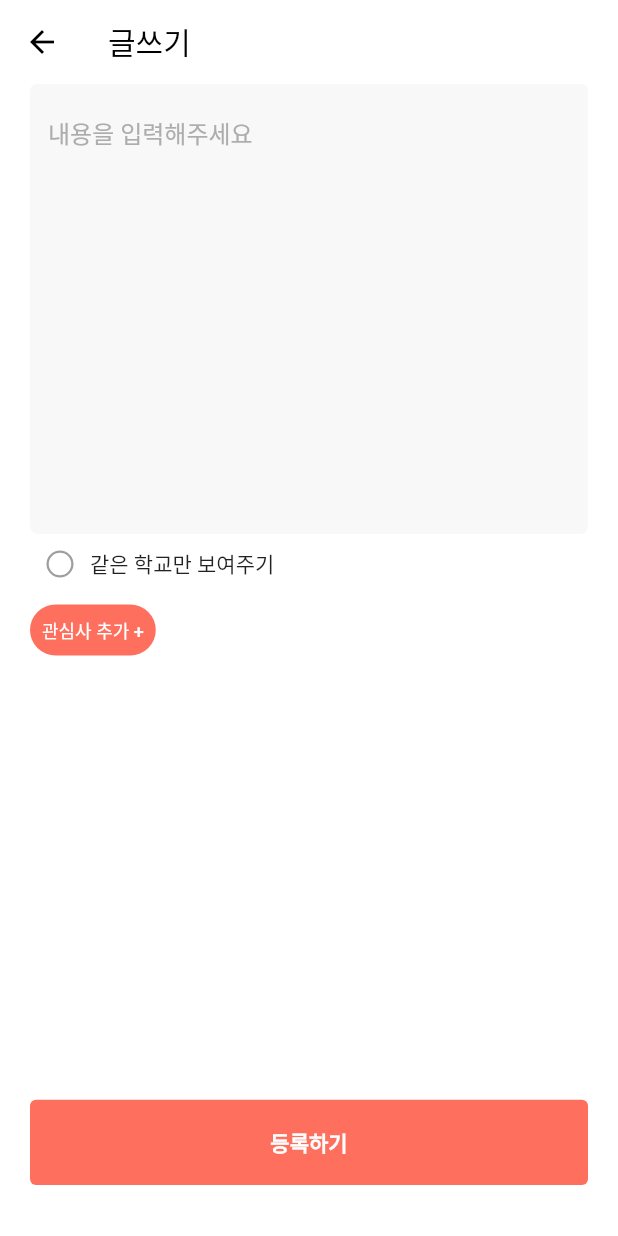
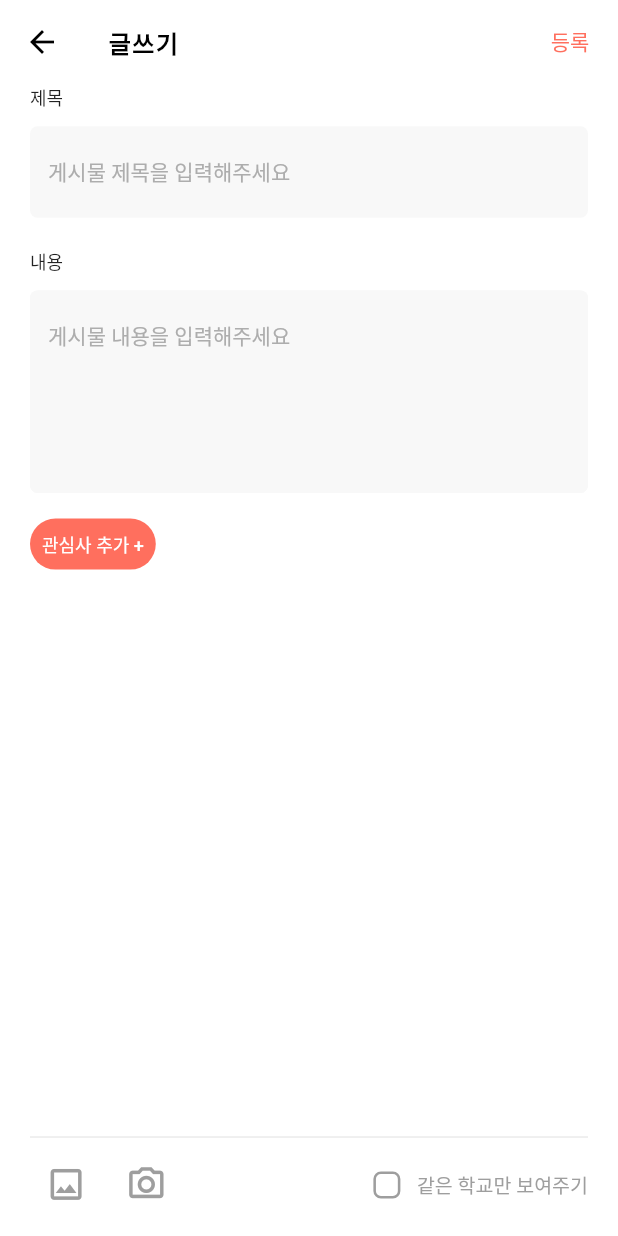
Before and after one commit to MateCampus/MateCampusClient, a Flutter app: the PostCreateScreen screen opened directly, on a phone screen of 412 x 824 dp. Run offline on Flutter 3.47's test engine with Material 2 defaults, Android fonts, the phone set to English and light mode, and no system bars; our stand-ins replace fluttertoast, get_it, image_picker, photo_view, shared_preferences; accounts and stored records are empty.

Commit message:
wip: postCreate image_pickekr 작업중(m1에서 동작x)

```diff
--- a/lib/src/ui/views/post/post_create/components/body.dart
+++ b/lib/src/ui/views/post/post_create/components/body.dart
@@ -1,6 +1,8 @@
 import 'package:flutter/material.dart';
+import 'package:zamongcampus/src/ui/common_widgets/vertical_spacing.dart';
 
-import 'package:zamongcampus/src/ui/views/post/post_create/components/check_options.dart';
+//import 'package:zamongcampus/src/ui/views/post/post_create/components/check_options.dart';
+import 'package:zamongcampus/src/ui/views/post/post_create/components/fixed_bottom_bar.dart';
 import 'package:zamongcampus/src/ui/views/post/post_create/components/tag_category.dart';
 import 'package:zamongcampus/src/ui/views/post/post_create/components/text_input_space.dart';
 
@@ -15,17 +17,26 @@ class _BodyState extends State<Body> {
   @override
   Widget build(BuildContext context) {
     return Container(
-      margin: const EdgeInsets.fromLTRB(20, 0, 20, 5), //이부분 간격 체크,
+      margin: const EdgeInsets.fromLTRB(20, 0, 20, 10), //이부분 간격 체크,
+      child: Column(
+        children: [
+          Expanded(
             child: SingleChildScrollView(
               child: Column(
                 crossAxisAlignment: CrossAxisAlignment.start,
                 children: const [
                   TextInputSpace(),
-            CheckOptions(),
+                  //CheckOptions(),
+                  VerticalSpacing(of: 10),
                   TagCategory(),
                 ],
               ),
             ),
+          ),
+          const Divider(),
+          FixedBottomBar()
+        ],
+      ),
     );
   }
 }
--- /dev/null
+++ b/lib/src/ui/views/post/post_create/components/fixed_bottom_bar.dart
@@ -0,0 +1,117 @@
+import 'dart:io';
+import 'dart:ui';
+
+import 'package:flutter/material.dart';
+import 'package:image_picker/image_picker.dart';
+import 'package:zamongcampus/src/business_logic/utils/constants.dart';
+import 'package:zamongcampus/src/config/size_config.dart';
+import 'package:zamongcampus/src/ui/common_widgets/horizontal_spacing.dart';
+
+class FixedBottomBar extends StatefulWidget {
+  const FixedBottomBar({Key? key}) : super(key: key);
+
+  @override
+  _FixedBottomBarState createState() => _FixedBottomBarState();
+}
+
+bool _isChecked = false;
+List<XFile> _pickedImgs = [];
+final ImagePicker _picker = ImagePicker();
+
+List<XFile> get pickedIgms => _pickedImgs;
+
+class _FixedBottomBarState extends State<FixedBottomBar> {
+  @override
+  Widget build(BuildContext context) {
+    return Column(
+      children: [
+        // _pickedImgs.isEmpty
+        //     ? SizedBox()
+        //     : ListView.builder(
+        //         itemCount: _pickedImgs.length,
+        //         scrollDirection: Axis.horizontal,
+        //         itemBuilder: (context, index) => ClipRRect(
+        //               child: Image.file(File(_pickedImgs[index].path)),
+        //             )),
+        Row(
+          crossAxisAlignment: CrossAxisAlignment.center,
+          children: [
+            IconButton(
+              icon: Icon(
+                Icons.image_outlined,
+                color: Colors.grey,
+                size: getProportionateScreenWidth(25),
+              ),
+              onPressed: () {
+                getImageFromGallery();
+              },
+            ),
+            const HorizontalSpacing(of: 5),
+            IconButton(
+              icon: Icon(
+                Icons.photo_camera_outlined,
+                color: Colors.grey,
+                size: getProportionateScreenWidth(25),
+              ),
+              onPressed: () {
+                getImageFromCamera();
+              },
+            ),
+            const Spacer(),
+            Checkbox(
+              value: _isChecked,
+              onChanged: (value) {
+                setState(() {
+                  _isChecked = !_isChecked;
+                });
+              },
+              shape: RoundedRectangleBorder(
+                  borderRadius: BorderRadius.circular(5)),
+              activeColor: mainColor,
+              side: const BorderSide(
+                color: Colors.grey,
+                width: 1.7,
+              ),
+              materialTapTargetSize: MaterialTapTargetSize.shrinkWrap,
+            ),
+            Text(
+              '같은 학교만 보여주기',
+              style: TextStyle(
+                  fontSize: 13, color: _isChecked ? mainColor : Colors.grey),
+            )
+          ],
+        ),
+        _pickedImgs.isEmpty
+            ? SizedBox()
+            : ListView.builder(
+                itemCount: _pickedImgs.length,
+                scrollDirection: Axis.horizontal,
+                itemBuilder: (context, index) => ClipRRect(
+                      child: Image.file(File(_pickedImgs[index].path)),
+                    )),
+      ],
+    );
+  }
+
+//갤러리에서 이미지 가져오는 함수
+  void getImageFromGallery() async {
+    final List<XFile>? images = await _picker.pickMultiImage();
+    if (images != null) {
+      setState(() {
+        _pickedImgs = images;
+      });
+    } else {
+      print('이미지 없지롱');
+    }
+    print(_pickedImgs.length.toString());
+  }
+
+  void getImageFromCamera() async {
+    final XFile? image = await _picker.pickImage(source: ImageSource.camera);
+    if (image != null) {
+      setState(() {
+        _pickedImgs.add(image);
+      });
+    }
+  }
+}
--- a/lib/src/ui/views/post/post_create/components/text_input_space.dart
+++ b/lib/src/ui/views/post/post_create/components/text_input_space.dart
@@ -1,4 +1,7 @@
 import 'package:flutter/material.dart';
+import 'package:zamongcampus/src/config/size_config.dart';
+import 'package:zamongcampus/src/ui/common_widgets/vertical_spacing.dart';
+import 'package:zamongcampus/src/ui/views/post/post_create/components/fixed_bottom_bar.dart';
 
 class TextInputSpace extends StatefulWidget {
   const TextInputSpace({Key? key}) : super(key: key);
@@ -10,20 +13,23 @@ class TextInputSpace extends StatefulWidget {
 class _TextInputSpaceState extends State<TextInputSpace> {
   @override
   Widget build(BuildContext context) {
-    return Container(
-      height: 300,
-      decoration: BoxDecoration(
-          color: const Color(0xfff8f8f8),
-          borderRadius: BorderRadius.circular(5)),
-      child: const TextField(
+    return Column(
+      crossAxisAlignment: CrossAxisAlignment.start,
+      children: [
+        const Text(
+          '제목',
+          style: TextStyle(fontSize: 12, color: Colors.black87),
+        ),
+        const VerticalSpacing(of: 10),
+        const TextField(
+          //autofocus: true,
           keyboardType: TextInputType.multiline,
+          style: TextStyle(fontSize: 14),
           //controller: widget.textInput,
-        maxLines: null,
-        //minLines: 5,  //이걸로 사이즈 조절 가능할듯 아니 근데 그러면 최소 5줄을 써야 된다는거잖아..말이되냐
-        //style: TextStyle(fontSize: 150),
+          maxLines: 1, //제목 글자수 제한 미정
           decoration: InputDecoration(
-          hintText: "내용을 입력해주세요",
-          hintStyle: TextStyle(color: Color(0xFFADADAD)),
+            hintText: "게시물 제목을 입력해주세요",
+            hintStyle: TextStyle(color: Color(0xFFADADAD), fontSize: 14),
             fillColor: Color(0xfff8f8f8),
             filled: true,
             border: OutlineInputBorder(
@@ -31,6 +37,40 @@ class _TextInputSpaceState extends State<TextInputSpace> {
                 borderRadius: BorderRadius.all(Radius.circular(5))),
           ),
         ),
+        const VerticalSpacing(of: 20),
+        const Text(
+          '내용',
+          style: TextStyle(fontSize: 12, color: Colors.black87),
+        ),
+        const VerticalSpacing(of: 10),
+        Container(
+          decoration: BoxDecoration(
+              color: const Color(0xfff8f8f8),
+              borderRadius: BorderRadius.circular(5)),
+          child: Column(
+            children: [
+              (pickedIgms.isEmpty)
+                  ? SizedBox()
+                  : Text('사진있음'), //여기다가 이미지 있고 없고 판단해서 이미지 보여주면 되겠다.
+              TextField(
+                keyboardType: TextInputType.multiline,
+                maxLines: null,
+                minLines: 5, //이걸로 사이즈 조절
+                //style: TextStyle(fontSize: 150),  //테스트용
+                decoration: InputDecoration(
+                  hintText: "게시물 내용을 입력해주세요",
+                  hintStyle: TextStyle(color: Color(0xFFADADAD), fontSize: 14),
+                  fillColor: Color(0xfff8f8f8),
+                  filled: true,
+                  border: OutlineInputBorder(
+                      borderSide: BorderSide.none,
+                      borderRadius: BorderRadius.all(Radius.circular(5))),
+                ),
+              ),
+            ],
+          ),
+        ),
+      ],
     );
   }
 }
--- a/lib/src/ui/views/post/post_create/post_create_screen.dart
+++ b/lib/src/ui/views/post/post_create/post_create_screen.dart
@@ -1,5 +1,5 @@
 import 'package:flutter/material.dart';
-import 'package:zamongcampus/src/ui/common_widgets/default_btn.dart';
+import 'package:zamongcampus/src/business_logic/utils/constants.dart';
 import 'package:zamongcampus/src/ui/views/post/post_create/components/body.dart';
 
 class PostCreateScreen extends StatefulWidget {
@@ -12,13 +12,16 @@ class PostCreateScreen extends StatefulWidget {
 class _PostCreateScreenState extends State<PostCreateScreen> {
   @override
   Widget build(BuildContext context) {
-    return Scaffold(
+    return GestureDetector(
+      onTap: () => FocusScope.of(context).unfocus(), //키보드 외부 영역 터치 시 키보드 내려감
+      child: Scaffold(
         appBar: AppBar(
           title: const Text('글쓰기',
               style: TextStyle(
                   color: Colors.black,
-            )),
-        centerTitle: false,
+                  fontSize: 16,
+                  fontWeight: FontWeight.bold,
+                  letterSpacing: 1.0)),
           leading: IconButton(
             icon: const Icon(Icons.arrow_back),
             color: Colors.black,
@@ -26,19 +29,22 @@ class _PostCreateScreenState extends State<PostCreateScreen> {
               Navigator.of(context).pop();
             },
           ),
+          actions: [
+            TextButton(
+              onPressed: () {
+                Navigator.of(context).pop(); //일단 뒤로 돌아가게 해둠
+              },
+              child: const Text('등록'),
+              style: TextButton.styleFrom(
+                primary: mainColor, //
+              ),
+            )
+          ],
           elevation: 0.0,
           backgroundColor: Colors.white,
         ),
         backgroundColor: Colors.white,
         body: const Body(),
-      bottomNavigationBar: Padding(
-        padding: const EdgeInsets.fromLTRB(20, 10, 20, 34),
-        child: DefaultBtn(
-          text: '등록하기',
-          press: () {
-            Navigator.of(context).pop(); //일단 뒤로 돌아가게 해둠
-          },
-        ),
       ),
     );
   }
--- a/lib/src/ui/views/voice/private_voice_create/components/title_input.dart
+++ b/lib/src/ui/views/voice/private_voice_create/components/title_input.dart
@@ -13,10 +13,10 @@ class _TitleInputState extends State<TitleInput> {
   Widget build(BuildContext context) {
     return Column(
       crossAxisAlignment: CrossAxisAlignment.start,
-      children: [
-        const Text(
+      children: const [
+        Text(
           '대화방 정보',
-          style: TextStyle(fontSize: 12, color: Colors.black45),
+          style: TextStyle(fontSize: 12, color: Colors.black87),
         ),
         VerticalSpacing(of: 10),
         TextField(
--- a/lib/src/ui/views/voice/public_voice_create/components/title_input.dart
+++ b/lib/src/ui/views/voice/public_voice_create/components/title_input.dart
@@ -13,10 +13,10 @@ class _TitleInputState extends State<TitleInput> {
   Widget build(BuildContext context) {
     return Column(
       crossAxisAlignment: CrossAxisAlignment.start,
-      children: [
-        const Text(
+      children: const [
+        Text(
           '대화방 정보',
-          style: TextStyle(fontSize: 12, color: Colors.black45),
+          style: TextStyle(fontSize: 12, color: Colors.black87),
         ),
         VerticalSpacing(of: 10),
         TextField(
--- a/pubspec.yaml
+++ b/pubspec.yaml
@@ -41,6 +41,7 @@ dependencies:
   get_it: ^7.2.0
   shared_preferences: ^2.0.13
   crypto: ^3.0.1
+  image_picker: ^0.8.5
 
 dependency_overrides:
   photo_view:
```
Also changed, not shown: pubspec.lock, 2 other files. Lines whose indentation alone changed are shown as unchanged.
